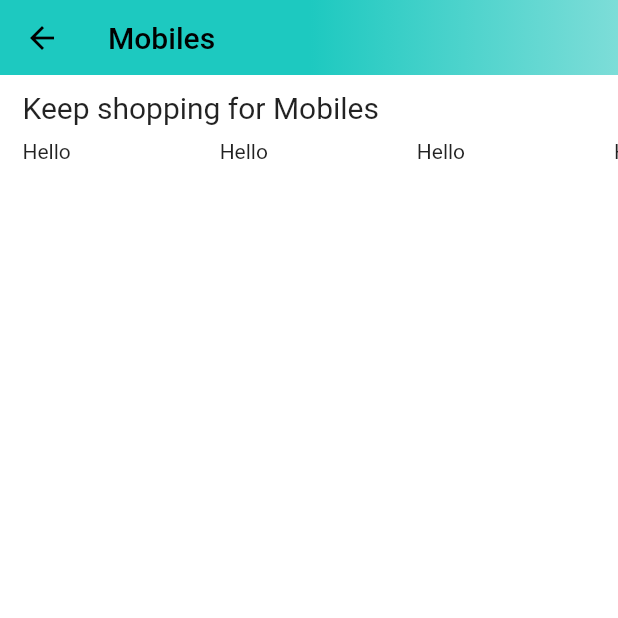
After one commit to omc-e/Amazon-clone, a Flutter app: the HomeScreen screen opened by its route, after a tap on "Mobiles", on a phone screen of 412 x 824 dp, the top half of it. The commit adds this screen. Run offline on Flutter 3.47's test engine with Material 2 defaults, Android fonts, the phone set to English and light mode, and no system bars; our stand-ins replace badges, carousel_slider, dotted_border, file_picker, shared_preferences; missing offline and left inert: cloudinary_public; accounts and stored records are empty; network calls fail.

Commit message:
Creating Category deals screen

```diff
--- /dev/null
+++ b/amazon_clone_app/lib/features/home/screens/category_deals_screen.dart
@@ -0,0 +1,73 @@
+import 'package:flutter/material.dart';
+
+import '../../../constants/global_variables.dart';
+
+class CategoryDealsScreen extends StatefulWidget {
+  static const String routeName = '/category-deals';
+  final String category;
+  const CategoryDealsScreen({
+    super.key,
+    required this.category,
+  });
+
+  @override
+  State<CategoryDealsScreen> createState() => _CategoryDealsScreenState();
+}
+
+class _CategoryDealsScreenState extends State<CategoryDealsScreen> {
+  @override
+  Widget build(BuildContext context) {
+    return Scaffold(
+      appBar: PreferredSize(
+        preferredSize: const Size.fromHeight(50),
+        child: AppBar(
+          flexibleSpace: Container(
+            decoration: const BoxDecoration(
+              gradient: GlobalVariables.appBarGradient,
+            ),
+          ),
+          title: Text(
+            widget.category,
+            style: const TextStyle(
+              color: Colors.black,
+            ),
+          ),
+        ),
+      ),
+      body: Column(
+        children: [
+          Container(
+            padding: const EdgeInsets.symmetric(
+              horizontal: 15,
+              vertical: 10,
+            ),
+            alignment: Alignment.topLeft,
+            child: Text(
+              'Keep shopping for ${widget.category}',
+              style: const TextStyle(
+                fontSize: 20,
+              ),
+            ),
+          ),
+          SizedBox(
+            height: 170,
+            child: GridView.builder(
+                scrollDirection: Axis.horizontal,
+                padding: const EdgeInsets.only(
+                  left: 15,
+                ),
+                itemCount: 10,
+                gridDelegate: const SliverGridDelegateWithFixedCrossAxisCount(
+                  crossAxisCount: 1,
+                  childAspectRatio: 1.4,
+                  mainAxisSpacing: 10,
+                ),
+                itemBuilder: ((context, index) {
+                  return Text('Hello');
+                })),
+          ),
+        ],
+      ),
+    );
+  }
+}
--- a/amazon_clone_app/lib/features/home/widgets/top_categories.dart
+++ b/amazon_clone_app/lib/features/home/widgets/top_categories.dart
@@ -1,8 +1,17 @@
 import 'package:amazon_clone_app/constants/global_variables.dart';
+import 'package:amazon_clone_app/features/home/screens/category_deals_screen.dart';
 import 'package:flutter/material.dart';
 
 class TopCategories extends StatelessWidget {
   const TopCategories({super.key});
+
+  void navigateToCategoryPage(BuildContext context, String category) {
+    Navigator.pushNamed(
+      context,
+      CategoryDealsScreen.routeName,
+      arguments: category,
+    );
+  }
 
   @override
   Widget build(BuildContext context) {
@@ -13,7 +22,12 @@
         scrollDirection: Axis.horizontal,
         itemExtent: 75,
         itemBuilder: (context, index) {
-          return Column(
+          return GestureDetector(
+            onTap: () => navigateToCategoryPage(
+              context,
+              GlobalVariables.categoryImages[index]['title']!,
+            ),
+            child: Column(
               children: [
                 Container(
                   padding: const EdgeInsets.symmetric(
@@ -37,6 +51,7 @@
                   ),
                 )
               ],
+            ),
           );
         },
       ),
--- a/amazon_clone_app/lib/router.dart
+++ b/amazon_clone_app/lib/router.dart
@@ -1,6 +1,7 @@
 import 'package:amazon_clone_app/common/widgets/bottom_bar.dart';
 import 'package:amazon_clone_app/features/admin/screens/add_product_scree.dart';
 import 'package:amazon_clone_app/features/auth/screens/auth_screen.dart';
+import 'package:amazon_clone_app/features/home/screens/category_deals_screen.dart';
 import 'package:amazon_clone_app/features/home/screens/home_screen.dart';
 
 import 'package:flutter/material.dart';
@@ -14,6 +15,13 @@
     case BottomBar.routeName:
       return MaterialPageRoute(
         builder: (_) => const BottomBar(),
+      );
+    case CategoryDealsScreen.routeName:
+      var category = routeSettings.arguments as String;
+      return MaterialPageRoute(
+        builder: (_) => CategoryDealsScreen(
+          category: category,
+        ),
       );
     case HomeScreen.routeName:
       return MaterialPageRoute(
```
Also changed, not shown: amazon_clone_app/lib/features/admin/screens/post_screen.dart (+11 -1 lines), amazon_clone_app/lib/features/admin/services/admin_services.dart (+30 -0 lines), 1 other file. Lines whose indentation alone changed are shown as unchanged.
